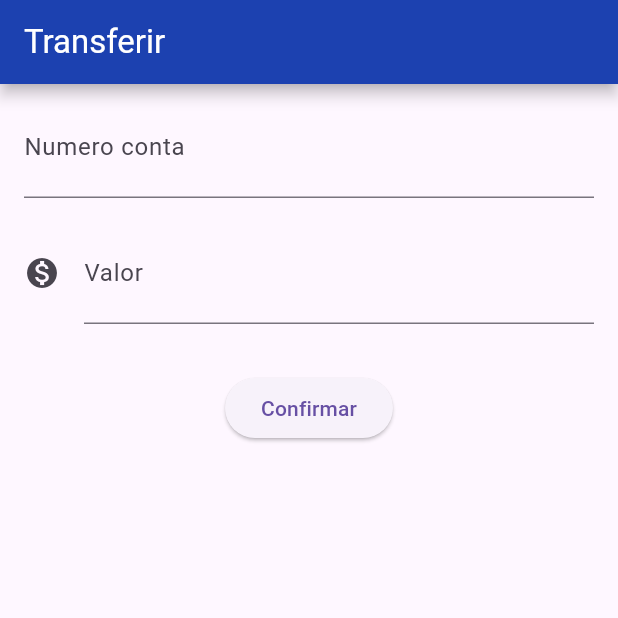
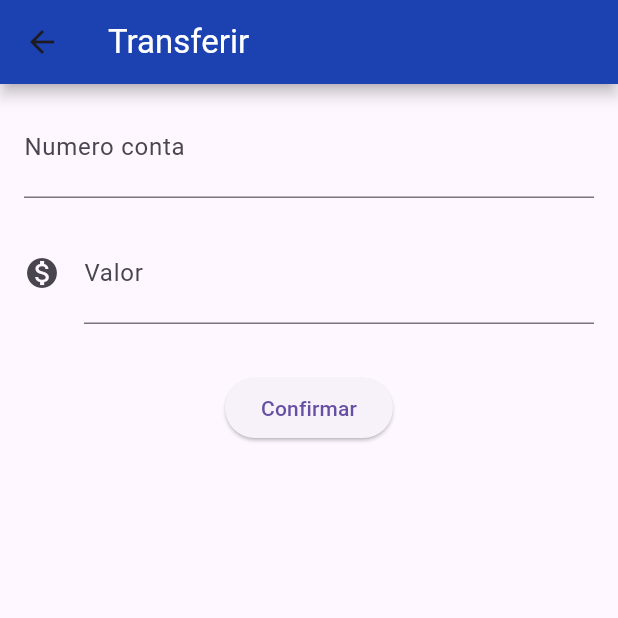
Before and after one commit to leticiamrosa/bytebank, a Flutter app: the TransferScreen screen opened directly, after a tap on "Confirmar", on a phone screen of 412 x 824 dp, the top half of it. Run offline on Flutter 3.47's test engine with Material 3 defaults, Android fonts, the phone set to English and light mode, and no system bars.

Commit message:
feat: implementation the navigation between screens

```diff
--- a/lib/main.dart
+++ b/lib/main.dart
@@ -1,4 +1,4 @@
-import 'package:bytebank/payments/presentation/screens/transfer_screen.dart';
+import 'package:bytebank/payments/presentation/screens/transactions_screen.dart';
 import 'package:flutter/material.dart';
 
 const primaryColor = Color.fromARGB(255, 8, 122, 4);
@@ -22,6 +22,6 @@ class BytebankApp extends StatelessWidget {
             shadowColor: Theme.of(context).colorScheme.shadow,
           ),
         ),
-        home: const Scaffold(body: TransferScreen()));
+        home: const Scaffold(body: TransactionsScreen()));
   }
 }
--- a/lib/payments/presentation/widgets/transfer_form.dart
+++ b/lib/payments/presentation/widgets/transfer_form.dart
@@ -10,13 +10,14 @@ class TransferForm extends StatelessWidget {
 
   TransferForm({super.key});
 
-  void createTransfer() {
+  void createTransfer(context) {
     final int? accountNumber = int.tryParse(controllerAccountNumberField.text);
     final double? value = double.tryParse(controllerValueField.text);
 
     if (accountNumber != null && value != null) {
       final newTransaction = Transaction(value, accountNumber);
       debugPrint('$newTransaction');
+      Navigator.pop(context, newTransaction);
     }
   }
 
@@ -38,7 +39,7 @@ class TransferForm extends StatelessWidget {
           padding: const EdgeInsets.fromLTRB(16.0, 24.0, 16.0, 8.0),
           child: ElevatedButton(
             onPressed: () {
-              createTransfer();
+              createTransfer(context);
             },
             child: const Text('Confirmar'),
           ),
```
Also changed, not shown: lib/payments/presentation/screens/transactions_screen.dart (+15 -2 lines).
